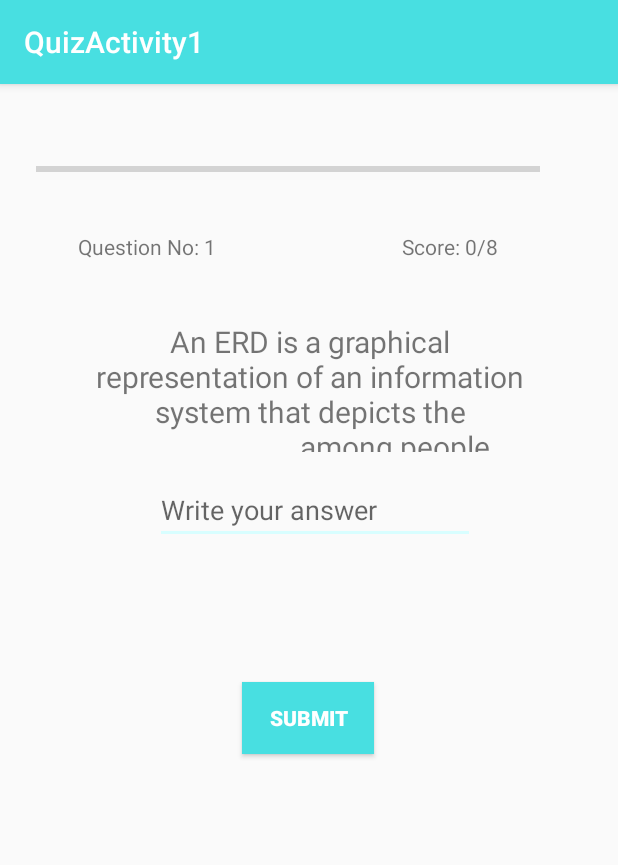
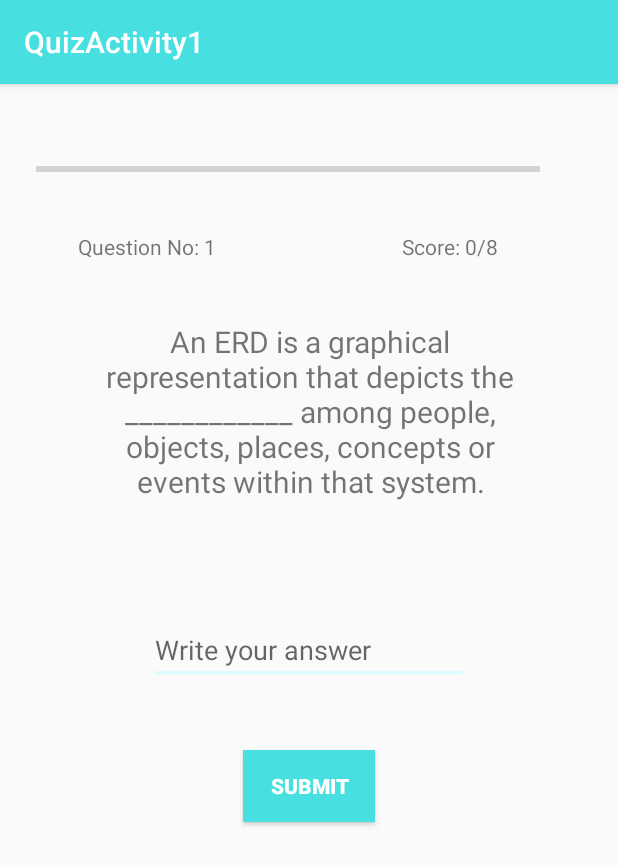
Before and after one commit to infsgirls/3634, an Android app: the QuizActivity1 screen opened directly, with no data from a screen before it, on a phone screen of 412 x 824 dp. Shown: the top 865 px of the screen. Run offline under Robolectric (Android 15) with nearby library versions, the phone set to English and light mode, and no system bars; libraries missing offline, so code that uses them is left out: cn.pedant; Roboto replaces fonts that are not available here.

Commit message:
INFS3634 ASSIGNMENT FINAL
Paige & Seerat's FINAL assignment

```diff
--- a/finaldraft/app/src/main/java/com/example/davev/assignmentdraft/QuizActivity1.java
+++ b/finaldraft/app/src/main/java/com/example/davev/assignmentdraft/QuizActivity1.java
@@ -62,7 +62,7 @@ public class QuizActivity1 extends AppCompatActivity {
 
     //This method provides the list of questions that will be asked, it is invoked first and foremost
         public void setUpQuestion(){
-            questionModelArrayList.add(new QuestionModel("An ERD is a graphical representation of an information system that depicts the ____________ among people, objects, places, concepts or events within that system.", "relationships"));
+            questionModelArrayList.add(new QuestionModel("An ERD is a graphical representation that depicts the ____________ among people, objects, places, concepts or events within that system.", "relationships"));
             questionModelArrayList.add(new QuestionModel("Properties or characteristics of entities are called ____________.", "attributes"));
             questionModelArrayList.add(new QuestionModel("The relationship of a customer placing an order for multiple products is a ___________ relationship.", "1:M"));
             questionModelArrayList.add(new QuestionModel("A customer who has an email address stored in a company's database is a ____________ relationship.", "1:1"));
--- a/finaldraft/app/src/main/res/layout/activity_quiz1.xml
+++ b/finaldraft/app/src/main/res/layout/activity_quiz1.xml
@@ -11,10 +11,10 @@
     <TextView
         android:id="@+id/question"
         android:layout_width="286dp"
-        android:layout_height="87dp"
+        android:layout_height="wrap_content"
+        android:layout_marginEnd="8dp"
         android:layout_marginStart="8dp"
         android:layout_marginTop="88dp"
-        android:layout_marginEnd="8dp"
         android:text="A conceptual data model is a representation of __________ data"
         android:textAlignment="center"
         android:textSize="20sp"
@@ -28,12 +28,13 @@
         android:layout_width="wrap_content"
         android:layout_height="wrap_content"
         android:layout_marginStart="8dp"
-        android:layout_marginTop="16dp"
+        android:layout_marginTop="76dp"
         android:ems="10"
         android:hint="Write your answer"
         android:inputType="textPersonName"
         android:textColor="@color/blue"
         app:layout_constraintEnd_toEndOf="parent"
+        app:layout_constraintHorizontal_bias="0.478"
         app:layout_constraintStart_toStartOf="parent"
         app:layout_constraintTop_toBottomOf="@+id/question" />
 
@@ -78,15 +79,14 @@
         android:id="@+id/submit"
         android:layout_width="wrap_content"
         android:layout_height="wrap_content"
+        android:layout_marginEnd="8dp"
         android:layout_marginStart="8dp"
-        android:layout_marginTop="92dp"
-        android:layout_marginEnd="8dp"
+        android:layout_marginTop="44dp"
         android:background="@color/blue"
         android:text="Submit"
         android:textColor="@color/white"
         android:textStyle="bold"
         app:layout_constraintEnd_toEndOf="parent"
-        app:layout_constraintHorizontal_bias="0.498"
         app:layout_constraintStart_toStartOf="parent"
         app:layout_constraintTop_toBottomOf="@+id/answer" />
 
```
